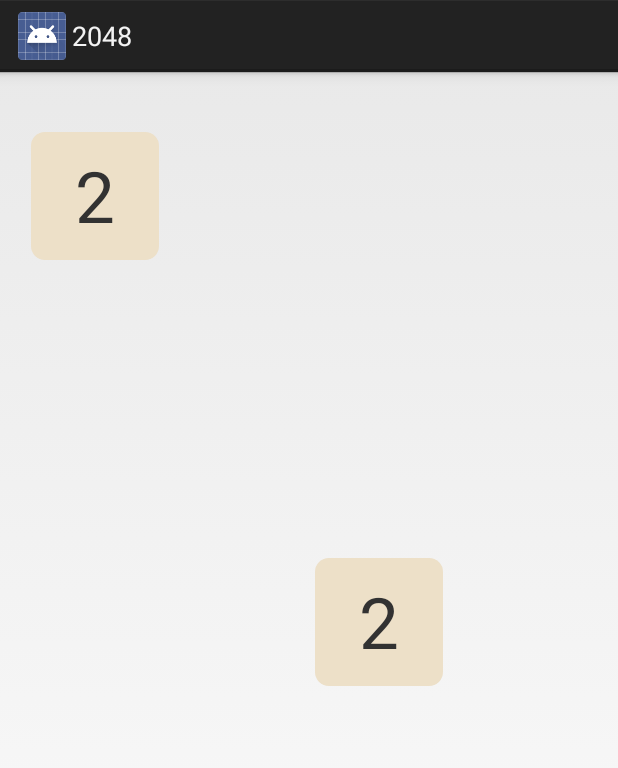
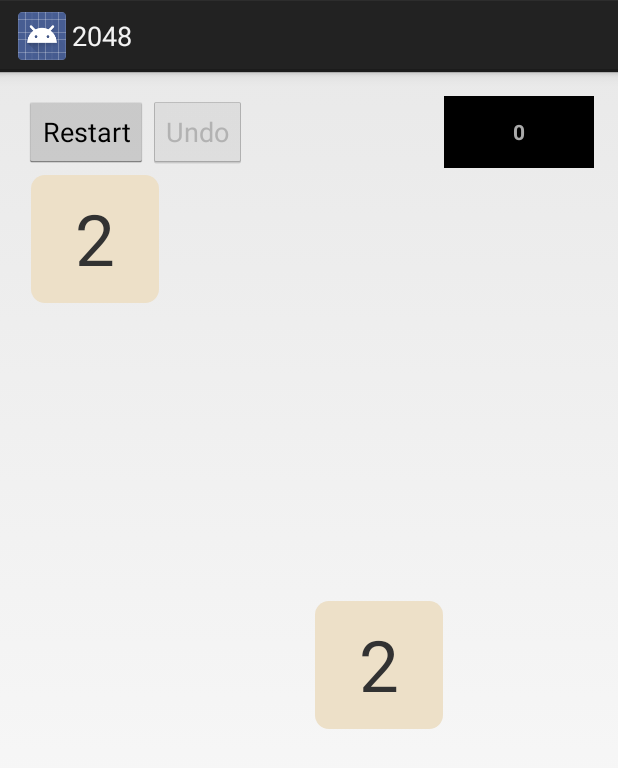
Before and after one commit to wonyoung/My2048, an Android app: the screen it shows after launch (MainActivity), on a phone screen of 412 x 824 dp. Shown: the top 768 px of the screen. Run offline under Robolectric (Android 15) with nearby library versions, the phone set to English and light mode, and no system bars.

Commit message:
Add restart

```diff
--- a/app/src/main/java/com/jooyunghan/my2048/Cell.java
+++ b/app/src/main/java/com/jooyunghan/my2048/Cell.java
@@ -30,6 +30,6 @@ public class Cell {
     }
 
     public boolean canMerge(Cell other) {
-        return other != null && value == other.value && other.prev != null;
+        return value == other.value && other.prev != null;
     }
 }
--- a/app/src/main/java/com/jooyunghan/my2048/Game.java
+++ b/app/src/main/java/com/jooyunghan/my2048/Game.java
@@ -10,17 +10,21 @@ public class Game {
     private Board board;
     private Random rand = new Random();
     private int score;
+    private boolean end = false;
+    private ArrayList<GameState> history = new ArrayList<GameState>();
 
     public Game(GameView view) {
         this.view = view;
     }
 
     public void init() {
-        this.board = new Board();
+        board = new Board();
+        score = 0;
+        end = false;
+        history.clear();
         addNewTile();
         addNewTile();
-        view.render(board.getCells());
-        score = 0;
+        view.render();
     }
 
     private void addNewTile() {
@@ -47,19 +51,38 @@ public class Game {
 
         if (moveCount > 0) {
             addNewTile();
-            view.render(board.getCells());
-            view.renderScore(score);
+            end = !canMove();
+            view.render();
         }
+    }
+
+    private boolean canMove() {
+        return canMoveTo(Direction._X) || canMoveTo(Direction._Y);
+    }
+
+    private boolean canMoveTo(Direction direction) {
+        List<Cell> cells = board.getCells();
+        if (direction.positive()) {
+            Collections.reverse(cells);
+        }
+
+        for (Cell cell : cells) {
+            Position next = cell.position.next(direction);
+            Cell nextCell = board.get(next);
+            if (board.isEmpty(next) || (nextCell != null && nextCell.value == cell.value))
+                return true;
+        }
+        return false;
     }
 
     private int moveCell(Cell cell, Direction direction) {
         Position next = cell.position.next(direction);
+        Cell nextCell = board.get(next);
         if (board.isEmpty(next)) {
             moveCellTo(cell, next);
             return 1 + moveCell(cell, direction); // move further
-        } else if (cell.canMerge(board.get(next))) {
-            score += cell.value * 2;
-            mergeCellInto(cell, next);
+        } else if (nextCell != null && cell.canMerge(nextCell)) {
+            mergeCellInto(cell, nextCell);
             return 1;
         } else {
             return 0;
@@ -69,22 +92,37 @@ public class Game {
 
     private void moveCellTo(Cell cell, Position position) {
         board.put(cell.position, null);
-
         cell.position = position;
 
         board.put(position, cell);
     }
 
 
-    private void mergeCellInto(Cell cell, Position position) {
+    private void mergeCellInto(Cell cell, Cell nextCell) {
         board.put(cell.position, null);
+        cell.position = nextCell.position;
 
-        cell.position = position;
+        board.put(cell.position, Cell.merge(cell, nextCell));
 
-        board.put(position, Cell.merge(cell, board.get(position)));
+        score += cell.value * 2;
     }
 
+    public int getScore() {
+        return score;
+    }
 
+    public List<Cell> getCells() {
+        return board.getCells();
+    }
 
+    public boolean isEnd() {
+        return end;
+    }
 
+    public void undo() {
+    }
+
+    public boolean isUndoable() {
+        return history.size() > 0;
+    }
 }
--- a/app/src/main/java/com/jooyunghan/my2048/GameView.java
+++ b/app/src/main/java/com/jooyunghan/my2048/GameView.java
@@ -6,6 +6,5 @@ import java.util.List;
  * Created by jooyung.han on 2014. 5. 9..
  */
 public interface GameView {
-    void render(List<Cell> cells);
-    void renderScore(int score);
+    void render();
 }
--- a/app/src/main/java/com/jooyunghan/my2048/MainActivity.java
+++ b/app/src/main/java/com/jooyunghan/my2048/MainActivity.java
@@ -18,6 +18,7 @@ import android.view.ViewGroup;
 import android.view.animation.AccelerateDecelerateInterpolator;
 import android.view.animation.LinearInterpolator;
 import android.view.animation.OvershootInterpolator;
+import android.widget.Button;
 import android.widget.FrameLayout;
 import android.widget.TextView;
 
@@ -35,6 +36,8 @@ public class MainActivity extends Activity implements GameView {
     private GestureDetectorCompat mDetector;
     private FrameLayout container;
     private TextView scoreTextView;
+    private Button undoButton;
+
     private TimeInterpolator overshotInterpolator = new OvershootInterpolator();
     private TimeInterpolator translateInterpolator = new LinearInterpolator();
 
@@ -49,6 +52,7 @@ public class MainActivity extends Activity implements GameView {
         mDetector = new GestureDetectorCompat(this, new MyGestureListener());
         container = (FrameLayout)findViewById(R.id.container);
         scoreTextView = (TextView)findViewById(R.id.score);
+        undoButton = (Button)findViewById(R.id.undo);
         container.post(new Runnable() { // after view loaded
             @Override
             public void run() {
@@ -58,6 +62,15 @@ public class MainActivity extends Activity implements GameView {
                 game.init();
             }
         });
+    }
+
+
+    public void restart(View view) {
+        game.init();
+    }
+
+    public void undo(View view) {
+        game.undo();
     }
 
     private void initMetrics() {
@@ -114,7 +127,17 @@ public class MainActivity extends Activity implements GameView {
     }
 
     @Override
-    public void render(List<Cell> cells) {
+    public void render() {
+        renderCells(game.getCells());
+        renderScore(game.getScore());
+        renderControls();
+    }
+
+    private void renderControls() {
+        undoButton.setEnabled(game.isUndoable());
+    }
+
+    private void renderCells(List<Cell> cells) {
         recycleViews();
 
         for (Cell cell : cells) {
@@ -131,13 +154,12 @@ public class MainActivity extends Activity implements GameView {
         container.removeAllViews();
     }
 
-    @Override
-    public void renderScore(int score) {
+    private void renderScore(int score) {
         int diff = score - oldScore;
         oldScore = score;
         scoreTextView.setText(score + "");
 
-        if (diff == 0)
+        if (diff <= 0)
             return;
         final TextView diffText = new TextView(this);
         diffText.setText("+" + diff);
@@ -238,4 +260,5 @@ public class MainActivity extends Activity implements GameView {
 
         return colors[index - 1];
     }
+
 }
--- a/app/src/main/res/layout/activity_main.xml
+++ b/app/src/main/res/layout/activity_main.xml
@@ -15,16 +15,46 @@
         android:layout_alignParentTop="true"
         android:layout_alignParentStart="false"
         android:layout_alignParentEnd="false"
-        android:layout_alignParentRight="true">
+        android:layout_alignParentRight="true"
+        android:text="2048"
+        android:padding="10dp"
+        android:textColor="@android:color/darker_gray"
+        android:textStyle="bold"
+        android:background="@android:color/black"
+        android:gravity="center"
+        android:layout_alignBottom="@+id/restart"
+        android:minWidth="100dp">
     </TextView>
+
+    <Button
+        android:layout_width="wrap_content"
+        android:layout_height="wrap_content"
+        android:text="Undo"
+        android:id="@+id/undo"
+        android:src="@android:drawable/ic_menu_revert"
+        android:layout_alignParentTop="true"
+        android:layout_toRightOf="@+id/restart"
+        android:onClick="undo"/>
+
+    <Button
+        android:layout_width="wrap_content"
+        android:layout_height="wrap_content"
+        android:text="Restart"
+        android:id="@+id/restart"
+        android:layout_alignParentTop="true"
+        android:layout_alignParentStart="true"
+        android:layout_alignParentLeft="true"
+        android:onClick="restart"/>
+
     <FrameLayout
         android:layout_width="match_parent"
         android:layout_height="match_parent"
         android:id="@+id/container"
-        android:layout_below="@+id/score"
+        android:layout_below="@+id/restart"
         android:layout_alignParentLeft="true"
         android:layout_alignParentRight="true"
-        android:layout_alignParentBottom="true"></FrameLayout>
+        android:layout_alignParentBottom="true"
+        ></FrameLayout>
 
 
 </RelativeLayout>
```
Also changed, not shown: app/src/main/java/com/jooyunghan/my2048/GameState.java (added, +7 -0 lines).
